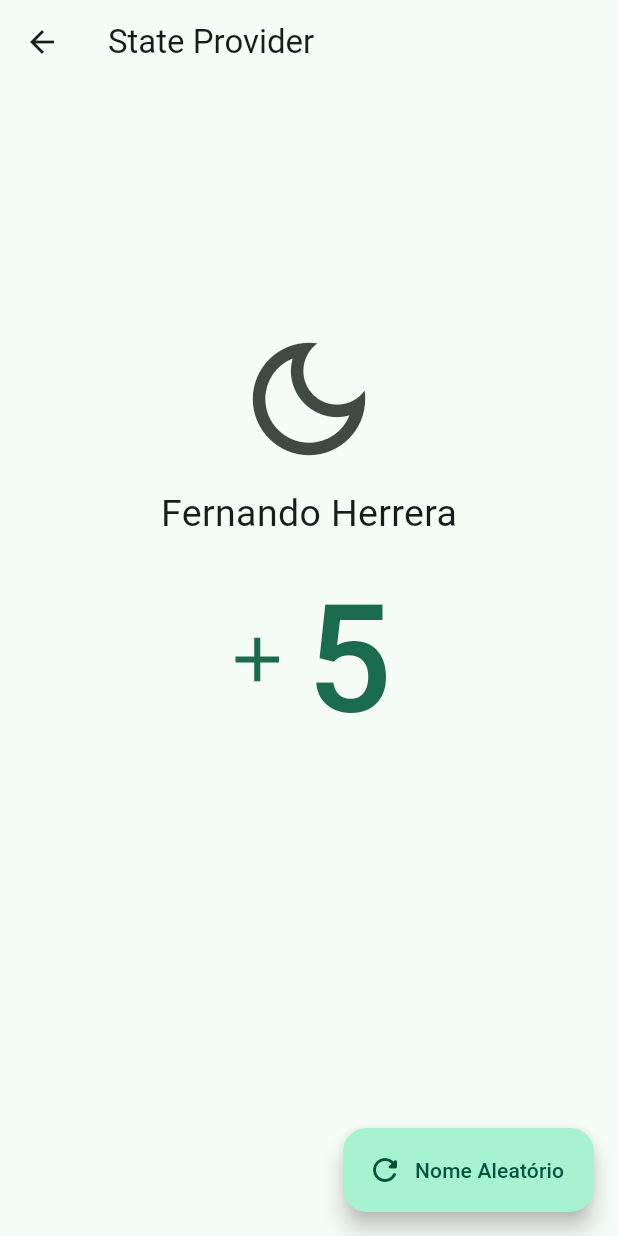
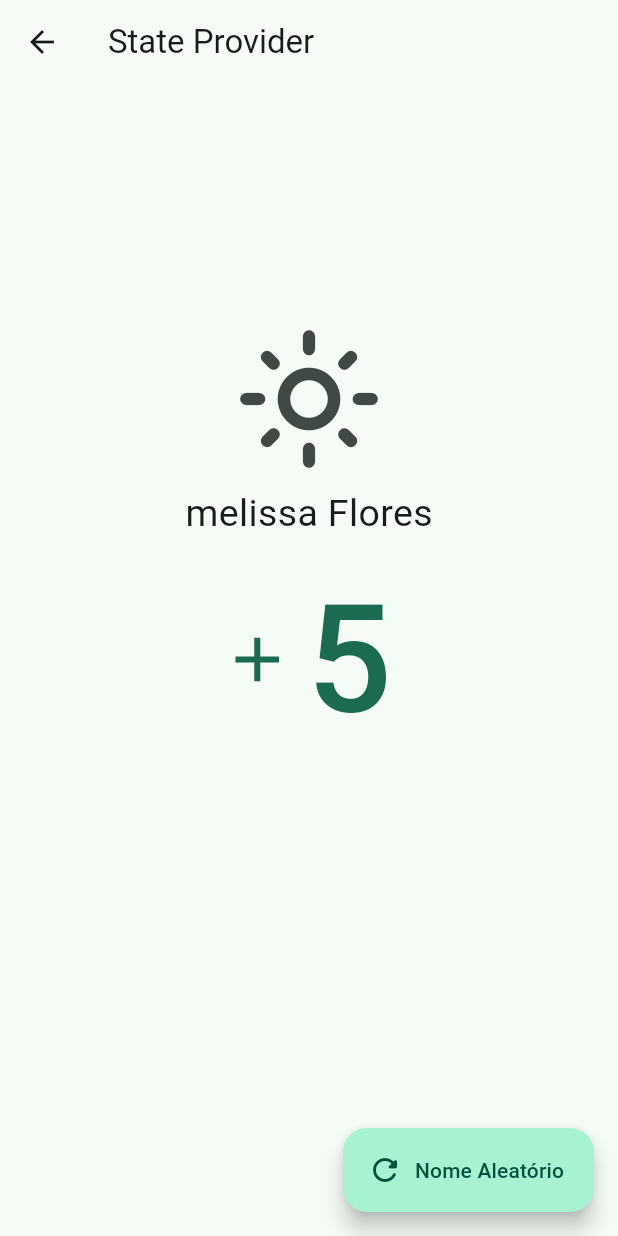
Before and after one commit to gilvancosta/Riverpod-Providers, a Flutter app: the screen it shows after launch, after a tap on "State Provider", on a phone screen of 412 x 824 dp. Run offline on Flutter 3.47's test engine with Material 2 defaults, Android fonts, the phone set to English and light mode, and no system bars; our stand-ins replace dio, flutter_riverpod, go_router, riverpod_annotation; missing offline and left inert: random_name_generator; generated files the repository leaves out were written again.

Commit message:
state provider screen

```diff
--- a/lib/main.dart
+++ b/lib/main.dart
@@ -1,6 +1,8 @@
 import 'package:flutter/material.dart';
 import 'package:flutter_riverpod/flutter_riverpod.dart';
 import 'package:riverpod_app/config/config.dart';
+
+import 'presentation/screens/03_state_provider/providers/state_providers.dart';
 
 void main() {
   runApp(
@@ -16,11 +18,12 @@ class MyApp extends ConsumerWidget {
   @override
   Widget build(BuildContext context, WidgetRef ref) {
     final appRouter = ref.watch(appRouterProvider);
+    final isDarkMode = ref.watch(darkModeProvider);
     return MaterialApp.router(
       title: 'Riverpod Providers',
       debugShowCheckedModeBanner: false,
       routerConfig: appRouter,
-      theme: AppTheme(isDarkmode: false).getTheme(),
+      theme: AppTheme(isDarkmode: isDarkMode).getTheme(),
     );
   }
 }
--- a/lib/presentation/screens/03_state_provider/state_provider_screen.dart
+++ b/lib/presentation/screens/03_state_provider/state_provider_screen.dart
@@ -2,6 +2,7 @@
 
 import 'package:flutter/material.dart';
 import 'package:flutter_riverpod/flutter_riverpod.dart';
+import 'package:riverpod_app/config/config.dart';
 import 'package:riverpod_app/presentation/screens/03_state_provider/providers/state_providers.dart';
 
 class StateProviderScreen extends ConsumerWidget {
@@ -9,7 +10,10 @@ class StateProviderScreen extends ConsumerWidget {
 
   @override
   Widget build(BuildContext context, WidgetRef ref) {
-    final isDarkMode = ref.watch(counterProvider);
+    // final counter = ref.watch(counterProvider);
+    final isDarkMode = ref.watch(darkModeProvider);
+    final userName = ref.watch(userNameProvider);
+
     print('StateProviderScreen build!!!');
     return Scaffold(
       appBar: AppBar(
@@ -22,11 +26,17 @@ class StateProviderScreen extends ConsumerWidget {
             flex: 1,
           ),
           IconButton(
-            // icon: const Icon( Icons.light_mode_outlined, size: 100 ),
-            icon: const Icon(Icons.dark_mode_outlined, size: 100),
-            onPressed: () {},
+            icon: Icon(
+                // icon: const Icon( Icons.light_mode_outlined, size: 100 ),
+                isDarkMode
+                    ? Icons.light_mode_outlined
+                    : Icons.light_mode_outlined,
+                size: 100),
+            onPressed: () {
+              ref.read(darkModeProvider.notifier).toggleDarkMode();
+            },
           ),
-          const Text('Fernando Herrera', style: TextStyle(fontSize: 25)),
+          Text(userName.toString(), style: const TextStyle(fontSize: 25)),
           TextButton.icon(
             icon: const Icon(
               Icons.add,
@@ -47,7 +57,11 @@ class StateProviderScreen extends ConsumerWidget {
       floatingActionButton: FloatingActionButton.extended(
         label: const Text('Nome Aleatório'),
         icon: const Icon(Icons.refresh_rounded),
-        onPressed: () {},
+        onPressed: () {
+          ref
+              .read(userNameProvider.notifier)
+              .changeName(RandomGenerator.getRandomName());
+        },
       ),
     );
   }
```
Also changed, not shown: lib/presentation/screens/03_state_provider/providers/state_providers.dart (+10 -3 lines), lib/presentation/screens/03_state_provider/providers/state_providers.g.dart.
